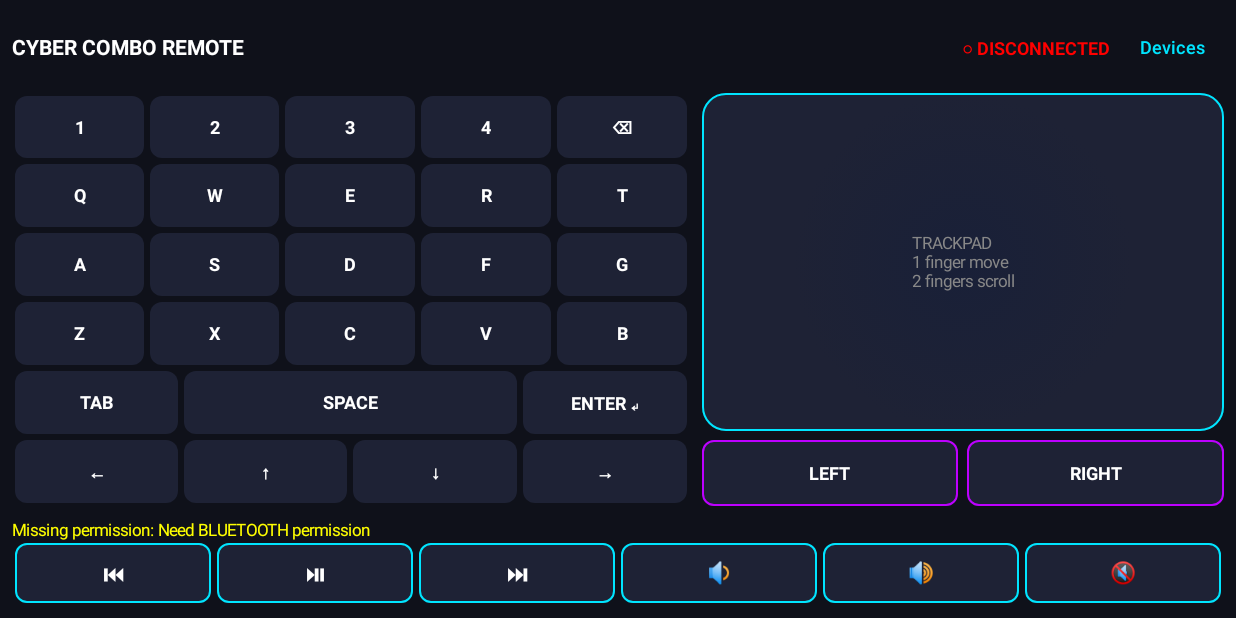
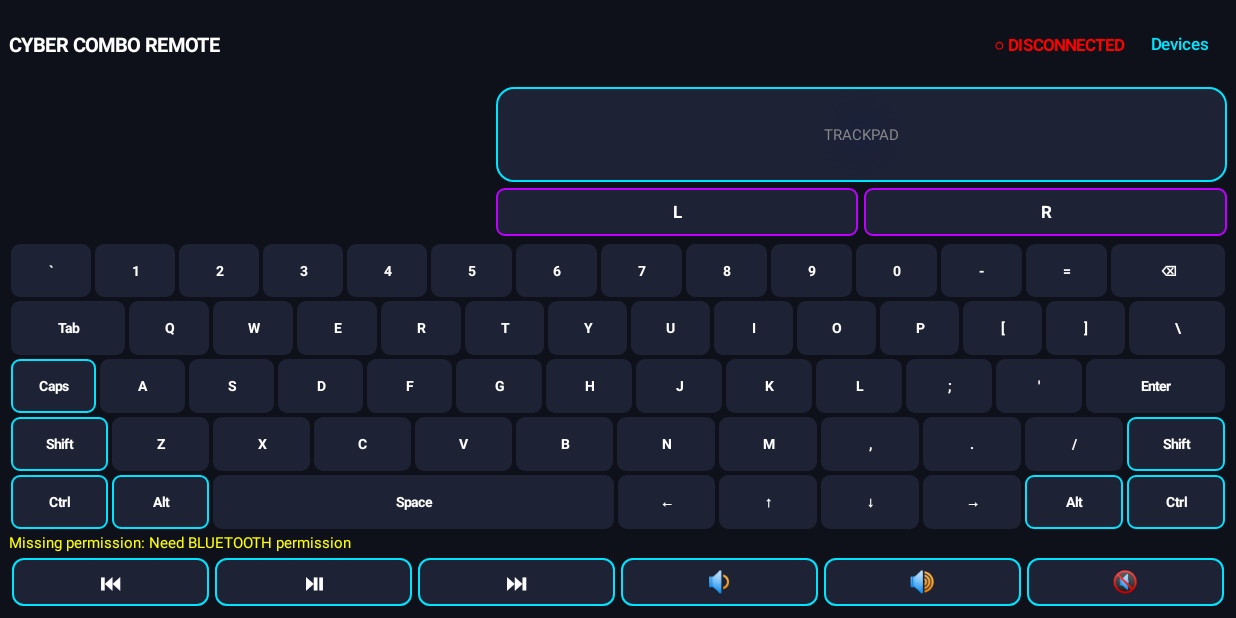
Before and after one commit to viskie/btkbDroid, an Android app built with Jetpack Compose: the screen it shows after launch (MainActivity), on a phone screen of 824 x 412 dp (held sideways). Run offline under Robolectric (Android 15) with nearby library versions, the phone set to English and light mode, and no system bars.

Commit message:
Add full QWERTY keyboard with caps/ctrl/alt and compact top-right trackpad

```diff
--- a/app/src/main/java/com/example/btcombokeyboard/ui/BeautifulComboScreen.kt
+++ b/app/src/main/java/com/example/btcombokeyboard/ui/BeautifulComboScreen.kt
@@ -43,87 +43,58 @@ fun BeautifulComboScreen(
     onMouseMove: (Int, Int, Int, Int) -> Unit,
     onMediaKey: (Int) -> Unit
 ) {
+    var capsLock by remember { mutableStateOf(false) }
+    var shiftOn by remember { mutableStateOf(false) }
+    var ctrlOn by remember { mutableStateOf(false) }
+    var altOn by remember { mutableStateOf(false) }
+
+    fun sendKey(code: Int, isLetter: Boolean) {
+        var mod = 0
+        if (ctrlOn) mod = mod or 0x01
+        if (altOn) mod = mod or 0x04
+        val useShift = shiftOn || (capsLock && isLetter)
+        if (useShift) mod = mod or 0x02
+        onKeyPress(mod, code)
+        if (shiftOn) shiftOn = false
+    }
+
     Column(
         modifier = Modifier
             .fillMaxSize()
             .background(DarkBackground)
-            .padding(8.dp)
+            .padding(6.dp)
     ) {
         Row(
-            modifier = Modifier.fillMaxWidth().padding(bottom = 6.dp),
+            modifier = Modifier.fillMaxWidth().padding(bottom = 4.dp),
             horizontalArrangement = Arrangement.SpaceBetween,
             verticalAlignment = Alignment.CenterVertically
         ) {
-            Text("CYBER COMBO REMOTE", color = Color.White, fontWeight = FontWeight.Bold, fontSize = 14.sp)
+            Text("CYBER COMBO REMOTE", color = Color.White, fontWeight = FontWeight.Bold, fontSize = 13.sp)
             Row(verticalAlignment = Alignment.CenterVertically) {
                 Text(
                     text = if (isConnected) "● ${connectedDeviceName ?: "CONNECTED"}" else "○ DISCONNECTED",
                     color = if (isConnected) Color.Green else Color.Red,
                     fontWeight = FontWeight.Bold,
-                    fontSize = 12.sp
+                    fontSize = 11.sp
                 )
-                Spacer(modifier = Modifier.width(8.dp))
-                TextButton(onClick = onToggleDevices) { Text("Devices", color = CyberCyan, fontSize = 12.sp) }
+                Spacer(modifier = Modifier.width(6.dp))
+                TextButton(onClick = onToggleDevices) { Text("Devices", color = CyberCyan, fontSize = 11.sp) }
             }
         }
 
-        Row(modifier = Modifier.weight(1f).fillMaxWidth()) {
-            // Left Half: Keyboard
-            Column(modifier = Modifier.weight(1.3f).fillMaxHeight()) {
-                Row(modifier = Modifier.weight(1f)) {
-                    Keycap("1") { onKeyPress(0x00, 0x1E) }
-                    Keycap("2") { onKeyPress(0x00, 0x1F) }
-                    Keycap("3") { onKeyPress(0x00, 0x20) }
-                    Keycap("4") { onKeyPress(0x00, 0x21) }
-                    Keycap("⌫") { onKeyPress(0x00, 0x2A) }
-                }
-                Row(modifier = Modifier.weight(1f)) {
-                    Keycap("Q") { onKeyPress(0x00, 0x14) }
-                    Keycap("W") { onKeyPress(0x00, 0x1A) }
-                    Keycap("E") { onKeyPress(0x00, 0x08) }
-                    Keycap("R") { onKeyPress(0x00, 0x15) }
-                    Keycap("T") { onKeyPress(0x00, 0x17) }
-                }
-                Row(modifier = Modifier.weight(1f)) {
-                    Keycap("A") { onKeyPress(0x00, 0x04) }
-                    Keycap("S") { onKeyPress(0x00, 0x16) }
-                    Keycap("D") { onKeyPress(0x00, 0x07) }
-                    Keycap("F") { onKeyPress(0x00, 0x09) }
-                    Keycap("G") { onKeyPress(0x00, 0x0A) }
-                }
-                Row(modifier = Modifier.weight(1f)) {
-                    Keycap("Z") { onKeyPress(0x00, 0x1D) }
-                    Keycap("X") { onKeyPress(0x00, 0x1B) }
-                    Keycap("C") { onKeyPress(0x00, 0x06) }
-                    Keycap("V") { onKeyPress(0x00, 0x19) }
-                    Keycap("B") { onKeyPress(0x00, 0x05) }
-                }
-                Row(modifier = Modifier.weight(1f)) {
-                    Keycap("TAB") { onKeyPress(0x00, 0x2B) }
-                    Keycap("SPACE", modifier = Modifier.weight(2f)) { onKeyPress(0x00, 0x2C) }
-                    Keycap("ENTER ↵") { onKeyPress(0x00, 0x28) }
-                }
-                Row(modifier = Modifier.weight(1f)) {
-                    Keycap("←") { onKeyPress(0x00, 0x50) }
-                    Keycap("↑") { onKeyPress(0x00, 0x52) }
-                    Keycap("↓") { onKeyPress(0x00, 0x51) }
-                    Keycap("→") { onKeyPress(0x00, 0x4F) }
-                }
-            }
-
-            Spacer(modifier = Modifier.width(8.dp))
-
-            // Right Half: Trackpad + mouse buttons
-            Column(modifier = Modifier.weight(1f).fillMaxHeight()) {
+        // Top area: trackpad on top-right 60%
+        Row(modifier = Modifier.weight(0.32f).fillMaxWidth()) {
+            Spacer(modifier = Modifier.weight(0.4f))
+            Column(modifier = Modifier.weight(0.6f).fillMaxHeight()) {
                 Box(
                     modifier = Modifier
                         .weight(1f)
                         .fillMaxWidth()
                         .background(
                             brush = Brush.radialGradient(colors = listOf(Color(0xFF192038), SurfaceColor)),
-                            shape = RoundedCornerShape(16.dp)
+                            shape = RoundedCornerShape(12.dp)
                         )
-                        .border(1.dp, CyberCyan, RoundedCornerShape(16.dp))
+                        .border(1.dp, CyberCyan, RoundedCornerShape(12.dp))
                         .pointerInput(Unit) {
                             awaitPointerEventScope {
                                 while (true) {
@@ -154,56 +125,135 @@ fun BeautifulComboScreen(
                         },
                     contentAlignment = Alignment.Center
                 ) {
-                    Text("TRACKPAD\n1 finger move\n2 fingers scroll", color = Color.Gray, fontSize = 11.sp)
+                    Text("TRACKPAD", color = Color.Gray, fontSize = 10.sp)
                 }
-
-                Spacer(modifier = Modifier.height(6.dp))
-
-                Row(modifier = Modifier.height(44.dp).fillMaxWidth()) {
+                Spacer(modifier = Modifier.height(4.dp))
+                Row(modifier = Modifier.height(32.dp).fillMaxWidth()) {
                     Box(
                         modifier = Modifier
                             .weight(1f)
                             .fillMaxHeight()
-                            .background(SurfaceColor, RoundedCornerShape(8.dp))
-                            .border(1.dp, NeonPurple, RoundedCornerShape(8.dp))
+                            .background(SurfaceColor, RoundedCornerShape(6.dp))
+                            .border(1.dp, NeonPurple, RoundedCornerShape(6.dp))
                             .clickable {
                                 onMouseMove(HidDescriptors.MOUSE_BUTTON_LEFT, 0, 0, 0)
                                 onMouseMove(HidDescriptors.MOUSE_BUTTON_NONE, 0, 0, 0)
                             },
                         contentAlignment = Alignment.Center
-                    ) { Text("LEFT", color = Color.White, fontWeight = FontWeight.Bold, fontSize = 12.sp) }
-
-                    Spacer(modifier = Modifier.width(6.dp))
-
+                    ) { Text("L", color = Color.White, fontWeight = FontWeight.Bold, fontSize = 11.sp) }
+                    Spacer(modifier = Modifier.width(4.dp))
                     Box(
                         modifier = Modifier
                             .weight(1f)
                             .fillMaxHeight()
-                            .background(SurfaceColor, RoundedCornerShape(8.dp))
-                            .border(1.dp, NeonPurple, RoundedCornerShape(8.dp))
+                            .background(SurfaceColor, RoundedCornerShape(6.dp))
+                            .border(1.dp, NeonPurple, RoundedCornerShape(6.dp))
                             .clickable {
                                 onMouseMove(HidDescriptors.MOUSE_BUTTON_RIGHT, 0, 0, 0)
                                 onMouseMove(HidDescriptors.MOUSE_BUTTON_NONE, 0, 0, 0)
                             },
                         contentAlignment = Alignment.Center
-                    ) { Text("RIGHT", color = Color.White, fontWeight = FontWeight.Bold, fontSize = 12.sp) }
+                    ) { Text("R", color = Color.White, fontWeight = FontWeight.Bold, fontSize = 11.sp) }
                 }
             }
         }
 
-        Spacer(modifier = Modifier.height(6.dp))
+        Spacer(modifier = Modifier.height(4.dp))
 
-        // Media controls row
+        // Full keyboard
+        Column(modifier = Modifier.weight(0.62f).fillMaxWidth()) {
+            val keyH = Modifier.height(IntrinsicSize.Min)
+            // Row 1
+            Row(Modifier.weight(1f).fillMaxWidth()) {
+                K("`", 0x35, 1f, false, ::sendKey)
+                K("1", 0x1E, 1f, false, ::sendKey)
+                K("2", 0x1F, 1f, false, ::sendKey)
+                K("3", 0x20, 1f, false, ::sendKey)
+                K("4", 0x21, 1f, false, ::sendKey)
+                K("5", 0x22, 1f, false, ::sendKey)
+                K("6", 0x23, 1f, false, ::sendKey)
+                K("7", 0x24, 1f, false, ::sendKey)
+                K("8", 0x25, 1f, false, ::sendKey)
+                K("9", 0x26, 1f, false, ::sendKey)
+                K("0", 0x27, 1f, false, ::sendKey)
+                K("-", 0x2D, 1f, false, ::sendKey)
+                K("=", 0x2E, 1f, false, ::sendKey)
+                K("⌫", 0x2A, 1.4f, false, ::sendKey)
+            }
+            // Row 2
+            Row(Modifier.weight(1f).fillMaxWidth()) {
+                K("Tab", 0x2B, 1.4f, false, ::sendKey)
+                K("Q", 0x14, 1f, true, ::sendKey)
+                K("W", 0x1A, 1f, true, ::sendKey)
+                K("E", 0x08, 1f, true, ::sendKey)
+                K("R", 0x15, 1f, true, ::sendKey)
+                K("T", 0x17, 1f, true, ::sendKey)
+                K("Y", 0x1C, 1f, true, ::sendKey)
+                K("U", 0x18, 1f, true, ::sendKey)
+                K("I", 0x0C, 1f, true, ::sendKey)
+                K("O", 0x12, 1f, true, ::sendKey)
+                K("P", 0x13, 1f, true, ::sendKey)
+                K("[", 0x2F, 1f, false, ::sendKey)
+                K("]", 0x30, 1f, false, ::sendKey)
+                K("\\", 0x31, 1.2f, false, ::sendKey)
+            }
+            // Row 3
+            Row(Modifier.weight(1f).fillMaxWidth()) {
+                ModifierKey("Caps", capsLock) { capsLock = !capsLock }
+                K("A", 0x04, 1f, true, ::sendKey)
+                K("S", 0x16, 1f, true, ::sendKey)
+                K("D", 0x07, 1f, true, ::sendKey)
+                K("F", 0x09, 1f, true, ::sendKey)
+                K("G", 0x0A, 1f, true, ::sendKey)
+                K("H", 0x0B, 1f, true, ::sendKey)
+                K("J", 0x0D, 1f, true, ::sendKey)
+                K("K", 0x0E, 1f, true, ::sendKey)
+                K("L", 0x0F, 1f, true, ::sendKey)
+                K(";", 0x33, 1f, false, ::sendKey)
+                K("'", 0x34, 1f, false, ::sendKey)
+                K("Enter", 0x28, 1.6f, false, ::sendKey)
+            }
+            // Row 4
+            Row(Modifier.weight(1f).fillMaxWidth()) {
+                ModifierKey("Shift", shiftOn) { shiftOn = !shiftOn }
+                K("Z", 0x1D, 1f, true, ::sendKey)
+                K("X", 0x1B, 1f, true, ::sendKey)
+                K("C", 0x06, 1f, true, ::sendKey)
+                K("V", 0x19, 1f, true, ::sendKey)
+                K("B", 0x05, 1f, true, ::sendKey)
+                K("N", 0x11, 1f, true, ::sendKey)
+                K("M", 0x10, 1f, true, ::sendKey)
+                K(",", 0x36, 1f, false, ::sendKey)
+                K(".", 0x37, 1f, false, ::sendKey)
+                K("/", 0x38, 1f, false, ::sendKey)
+                ModifierKey("Shift", shiftOn) { shiftOn = !shiftOn }
+            }
+            // Row 5
+            Row(Modifier.weight(1f).fillMaxWidth()) {
+                ModifierKey("Ctrl", ctrlOn) { ctrlOn = !ctrlOn }
+                ModifierKey("Alt", altOn) { altOn = !altOn }
+                K("Space", 0x2C, 4f, false, ::sendKey)
+                K("←", 0x50, 1f, false, ::sendKey)
+                K("↑", 0x52, 1f, false, ::sendKey)
+                K("↓", 0x51, 1f, false, ::sendKey)
+                K("→", 0x4F, 1f, false, ::sendKey)
+                ModifierKey("Alt", altOn) { altOn = !altOn }
+                ModifierKey("Ctrl", ctrlOn) { ctrlOn = !ctrlOn }
+            }
+        }
+
         if (statusMessage != null) {
             Text(
                 text = statusMessage,
                 color = Color.Yellow,
-                fontSize = 11.sp,
-                modifier = Modifier.fillMaxWidth().padding(top = 4.dp)
+                fontSize = 10.sp,
+                modifier = Modifier.fillMaxWidth().padding(top = 2.dp)
             )
         }
 
-        Row(modifier = Modifier.height(44.dp).fillMaxWidth()) {
+        Spacer(modifier = Modifier.height(2.dp))
+
+        Row(modifier = Modifier.height(36.dp).fillMaxWidth()) {
             MediaKey("⏮", HidDescriptors.MEDIA_PREV, onMediaKey)
             MediaKey("⏯", HidDescriptors.MEDIA_PLAY_PAUSE, onMediaKey)
             MediaKey("⏭", HidDescriptors.MEDIA_NEXT, onMediaKey)
@@ -268,17 +318,33 @@ fun BeautifulComboScreen(
 }
 
 @Composable
-fun RowScope.Keycap(label: String, modifier: Modifier = Modifier, onClick: () -> Unit) {
+fun RowScope.K(label: String, code: Int, weight: Float, isLetter: Boolean, onKey: (Int, Boolean) -> Unit) {
     Box(
-        modifier = modifier
+        modifier = Modifier
+            .weight(weight)
+            .fillMaxHeight()
+            .padding(1.dp)
+            .background(SurfaceColor, RoundedCornerShape(6.dp))
+            .clickable { onKey(code, isLetter) },
+        contentAlignment = Alignment.Center
+    ) {
+        Text(label, color = Color.White, fontWeight = FontWeight.Bold, fontSize = 9.sp)
+    }
+}
+
+@Composable
+fun RowScope.ModifierKey(label: String, active: Boolean, onToggle: () -> Unit) {
+    Box(
+        modifier = Modifier
             .weight(1f)
             .fillMaxHeight()
-            .padding(2.dp)
-            .background(SurfaceColor, RoundedCornerShape(8.dp))
-            .clickable { onClick() },
+            .padding(1.dp)
+            .background(if (active) NeonPurple else SurfaceColor, RoundedCornerShape(6.dp))
+            .border(1.dp, CyberCyan, RoundedCornerShape(6.dp))
+            .clickable { onToggle() },
         contentAlignment = Alignment.Center
     ) {
-        Text(label, color = Color.White, fontWeight = FontWeight.Bold, fontSize = 12.sp)
+        Text(label, color = Color.White, fontWeight = FontWeight.Bold, fontSize = 9.sp)
     }
 }
 
```
Also changed, not shown: 1 other file.
